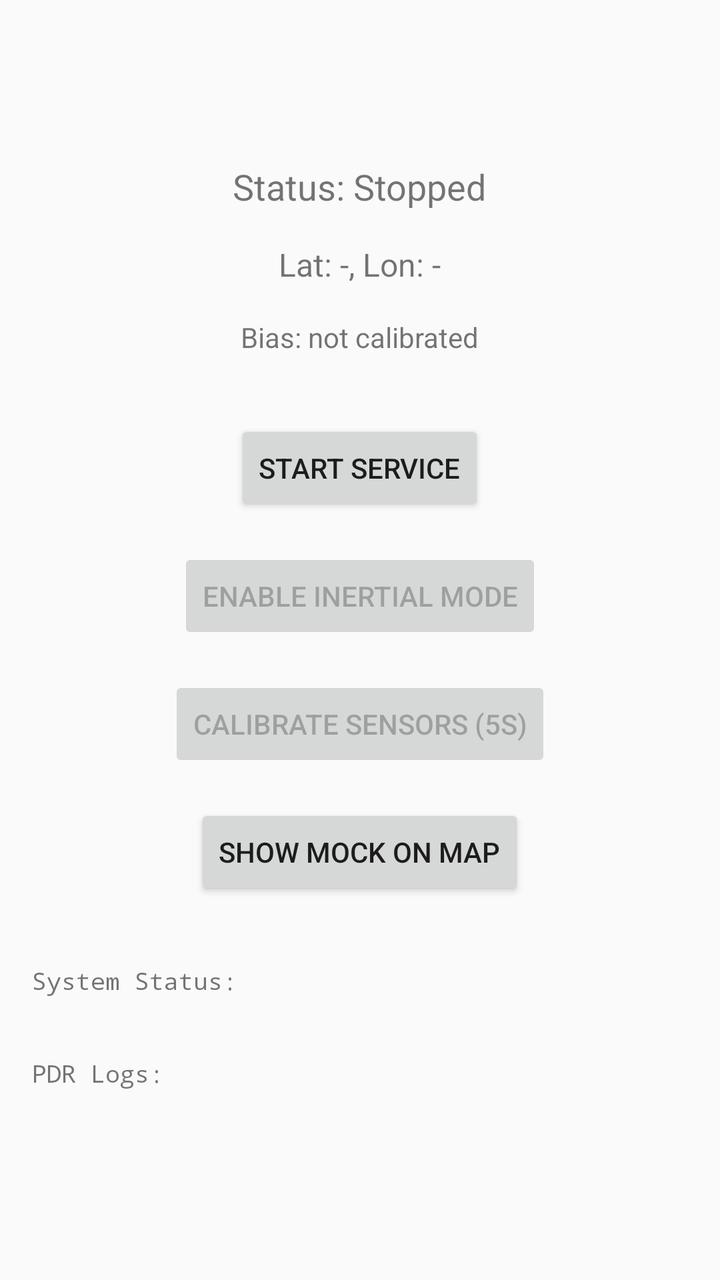
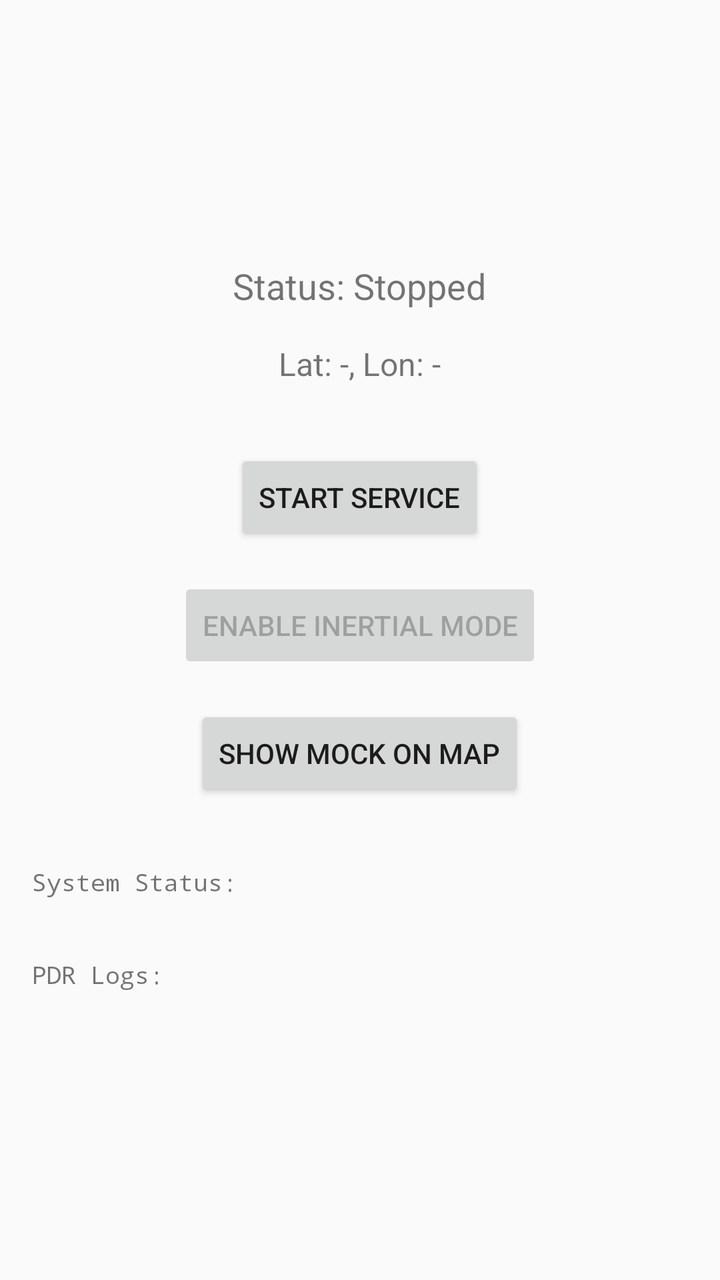

Screens rendered from an Android XML layout before and after an edit, with the pre-edit source and the edit as a unified diff.
<!-- AndroidManifest.xml: application theme Theme.AppCompat.Light.DarkActionBar -->
<!-- res/layout/activity_main.xml -->
<?xml version="1.0" encoding="utf-8"?>
<ScrollView xmlns:android="http://schemas.android.com/apk/res/android"
    android:layout_width="match_parent"
    android:layout_height="match_parent"
    android:fillViewport="true">

    <LinearLayout
        android:layout_width="match_parent"
        android:layout_height="wrap_content"
        android:orientation="vertical"
        android:padding="16dp"
        android:gravity="center">

    <TextView
        android:id="@+id/tvStatus"
        android:layout_width="wrap_content"
        android:layout_height="wrap_content"
        android:text="Status: Stopped"
        android:textSize="18sp"
        android:layout_marginBottom="16dp" />

    <TextView
        android:id="@+id/tvLocation"
        android:layout_width="wrap_content"
        android:layout_height="wrap_content"
        android:text="Lat: -, Lon: -"
        android:textSize="16sp"
        android:layout_marginBottom="16dp" />
        
    <TextView
        android:id="@+id/tvCalibration"
        android:layout_width="wrap_content"
        android:layout_height="wrap_content"
        android:text="Bias: not calibrated"
        android:textSize="14sp"
        android:layout_marginBottom="32dp" />

    <Button
        android:id="@+id/btnToggle"
        android:layout_width="wrap_content"
        android:layout_height="wrap_content"
        android:layout_marginBottom="16dp"
        android:text="Start Service" />

    <Button
        android:id="@+id/btnToggleInertial"
        android:layout_width="wrap_content"
        android:layout_height="wrap_content"
        android:layout_marginBottom="16dp"
        android:enabled="false"
        android:text="Enable Inertial Mode" />
        
    <Button
        android:id="@+id/btnCalibrate"
        android:layout_width="wrap_content"
        android:layout_height="wrap_content"
        android:layout_marginBottom="16dp"
        android:enabled="false"
        android:text="Calibrate Sensors (5s)" />
        
    <Button
        android:id="@+id/btnShowMap"
        android:layout_width="wrap_content"
        android:layout_height="wrap_content"
        android:layout_marginBottom="16dp"
        android:text="Show Mock on Map" />
        
    <TextView
        android:id="@+id/tvSysLogs"
        android:layout_width="match_parent"
        android:layout_height="wrap_content"
        android:text="System Status:\n"
        android:textSize="12sp"
        android:typeface="monospace"
        android:layout_marginTop="16dp" />

    <TextView
        android:id="@+id/tvLogs"
        android:layout_width="match_parent"
        android:layout_height="wrap_content"
        android:text="PDR Logs:\n"
        android:textSize="12sp"
        android:typeface="monospace"
        android:layout_marginTop="16dp" />

    </LinearLayout>
</ScrollView>
<!-- resources referenced by this layout -->
<resources>

</resources>

<!-- the commit's change to res/layout/activity_main.xml (unified diff, before → after) -->
@@ -25,14 +25,6 @@
         android:layout_height="wrap_content"
         android:text="Lat: -, Lon: -"
         android:textSize="16sp"
-        android:layout_marginBottom="16dp" />
-        
-    <TextView
-        android:id="@+id/tvCalibration"
-        android:layout_width="wrap_content"
-        android:layout_height="wrap_content"
-        android:text="Bias: not calibrated"
-        android:textSize="14sp"
         android:layout_marginBottom="32dp" />
 
     <Button
@@ -49,14 +41,6 @@
         android:layout_marginBottom="16dp"
         android:enabled="false"
         android:text="Enable Inertial Mode" />
-        
-    <Button
-        android:id="@+id/btnCalibrate"
-        android:layout_width="wrap_content"
-        android:layout_height="wrap_content"
-        android:layout_marginBottom="16dp"
-        android:enabled="false"
-        android:text="Calibrate Sensors (5s)" />
         
     <Button
         android:id="@+id/btnShowMap"
